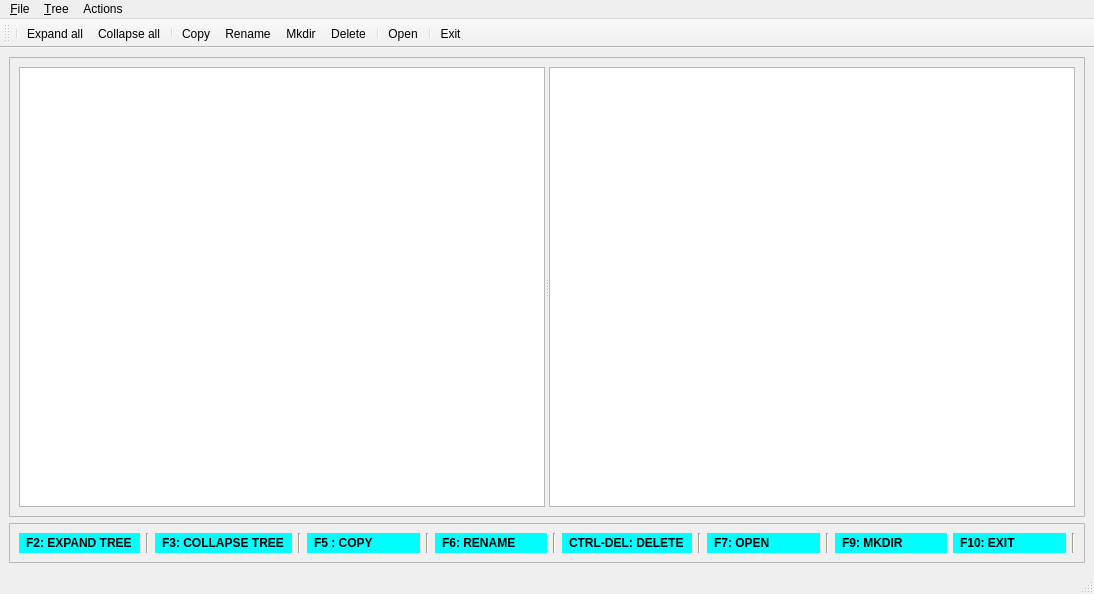
Before: the Qt Designer form mainwindow.ui in vangeytedvg/DenkaCommander, drawn with Qt 5.
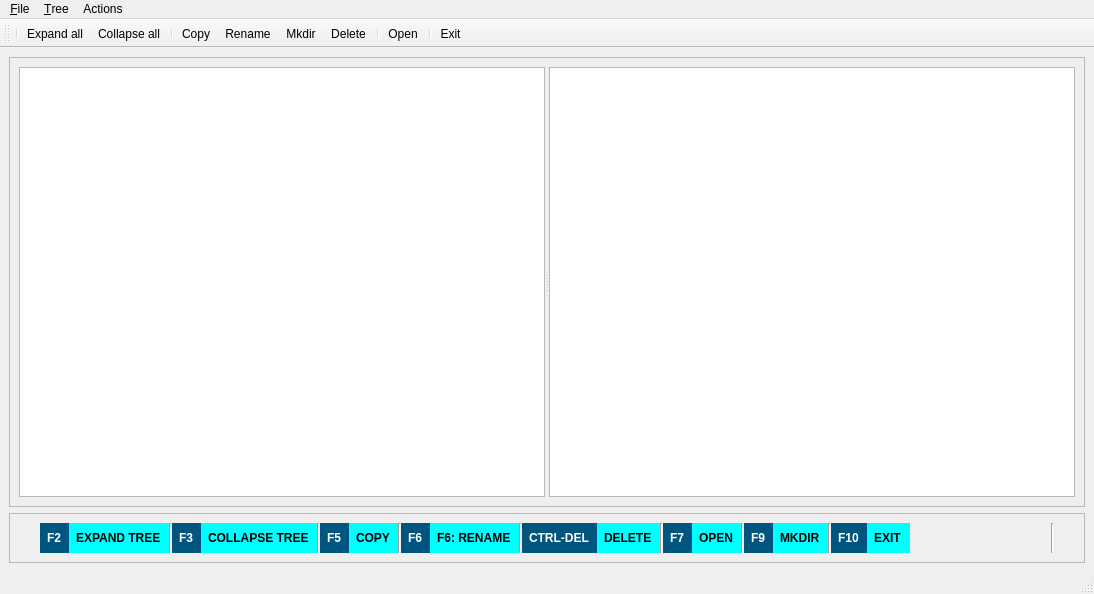
After: the same form once the commit is applied. Icons and pictures are not drawn.

```diff
--- a/mainwindow.ui
+++ b/mainwindow.ui
@@ -100,7 +100,7 @@
       <property name="maximumSize">
        <size>
         <width>16777215</width>
-        <height>40</height>
+        <height>50</height>
        </size>
       </property>
       <property name="frameShape">
@@ -110,6 +110,36 @@
        <enum>QFrame::Raised</enum>
       </property>
       <layout class="QHBoxLayout" name="horizontalLayout_2">
+       <property name="spacing">
+        <number>0</number>
+       </property>
+       <property name="leftMargin">
+        <number>30</number>
+       </property>
+       <property name="rightMargin">
+        <number>30</number>
+       </property>
+       <item>
+        <widget class="QLabel" name="label_F2_2">
+         <property name="baseSize">
+          <size>
+           <width>0</width>
+           <height>0</height>
+          </size>
+         </property>
+         <property name="styleSheet">
+          <string notr="true">color:rgb(255, 255, 255);
+background-color: rgb(0, 85, 127);
+font: bold;
+border: 0px solid #242322;
+spacing: 0px;
+padding: 4px;</string>
+         </property>
+         <property name="text">
+          <string>F2</string>
+         </property>
+        </widget>
+       </item>
        <item>
         <widget class="QLabel" name="label_F2">
          <property name="styleSheet">
@@ -121,17 +151,50 @@
 padding: 4px;</string>
          </property>
          <property name="text">
-          <string>F2: EXPAND TREE</string>
+          <string>EXPAND TREE</string>
          </property>
         </widget>
        </item>
        <item>
         <widget class="Line" name="line">
+         <property name="sizePolicy">
+          <sizepolicy hsizetype="Fixed" vsizetype="Minimum">
+           <horstretch>0</horstretch>
+           <verstretch>0</verstretch>
+          </sizepolicy>
+         </property>
+         <property name="baseSize">
+          <size>
+           <width>0</width>
+           <height>0</height>
+          </size>
+         </property>
+         <property name="lineWidth">
+          <number>1</number>
+         </property>
+         <property name="midLineWidth">
+          <number>0</number>
+         </property>
          <property name="orientation">
           <enum>Qt::Vertical</enum>
          </property>
         </widget>
        </item>
+       <item>
+        <widget class="QLabel" name="label_F2_3">
+         <property name="styleSheet">
+          <string notr="true">color:rgb(255, 255, 255);
+background-color: rgb(0, 85, 127);
+font: bold;
+border: 0px solid #242322;
+spacing: 0px;
+padding: 4px;</string>
+         </property>
+         <property name="text">
+          <string>F3</string>
+         </property>
+        </widget>
+       </item>
        <item>
         <widget class="QLabel" name="label_F3">
          <property name="styleSheet">
@@ -144,7 +207,7 @@
 </string>
          </property>
          <property name="text">
-          <string>F3: COLLAPSE TREE</string>
+          <string>COLLAPSE TREE</string>
          </property>
         </widget>
        </item>
@@ -155,6 +218,21 @@
          </property>
         </widget>
        </item>
+       <item>
+        <widget class="QLabel" name="label_F2_4">
+         <property name="styleSheet">
+          <string notr="true">color:rgb(255, 255, 255);
+background-color: rgb(0, 85, 127);
+font: bold;
+border: 0px solid #242322;
+spacing: 0px;
+padding: 4px;</string>
+         </property>
+         <property name="text">
+          <string>F5</string>
+         </property>
+        </widget>
+       </item>
        <item>
         <widget class="QLabel" name="label_F5">
          <property name="styleSheet">
@@ -166,7 +244,7 @@
 padding: 4px;</string>
          </property>
          <property name="text">
-          <string>F5 : COPY</string>
+          <string>COPY</string>
          </property>
         </widget>
        </item>
@@ -177,6 +255,21 @@
          </property>
         </widget>
        </item>
+       <item>
+        <widget class="QLabel" name="label_F2_5">
+         <property name="styleSheet">
+          <string notr="true">color:rgb(255, 255, 255);
+background-color: rgb(0, 85, 127);
+font: bold;
+border: 0px solid #242322;
+spacing: 0px;
+padding: 4px;</string>
+         </property>
+         <property name="text">
+          <string>F6</string>
+         </property>
+        </widget>
+       </item>
        <item>
         <widget class="QLabel" name="label_F6">
          <property name="styleSheet">
@@ -199,6 +292,21 @@
          </property>
         </widget>
        </item>
+       <item>
+        <widget class="QLabel" name="label_F2_6">
+         <property name="styleSheet">
+          <string notr="true">color:rgb(255, 255, 255);
+background-color: rgb(0, 85, 127);
+font: bold;
+border: 0px solid #242322;
+spacing: 0px;
+padding: 4px;</string>
+         </property>
+         <property name="text">
+          <string>CTRL-DEL</string>
+         </property>
+        </widget>
+       </item>
        <item>
         <widget class="QLabel" name="label_CTRLDEL">
          <property name="styleSheet">
@@ -210,7 +318,7 @@
 padding: 4px;</string>
          </property>
          <property name="text">
-          <string>CTRL-DEL: DELETE</string>
+          <string>DELETE</string>
          </property>
         </widget>
        </item>
@@ -221,6 +329,21 @@
          </property>
         </widget>
        </item>
+       <item>
+        <widget class="QLabel" name="label_F2_7">
+         <property name="styleSheet">
+          <string notr="true">color:rgb(255, 255, 255);
+background-color: rgb(0, 85, 127);
+font: bold;
+border: 0px solid #242322;
+spacing: 0px;
+padding: 4px;</string>
+         </property>
+         <property name="text">
+          <string>F7</string>
+         </property>
+        </widget>
+       </item>
        <item>
         <widget class="QLabel" name="label_F7">
          <property name="styleSheet">
@@ -232,7 +355,7 @@
 padding: 4px;</string>
          </property>
          <property name="text">
-          <string>F7: OPEN</string>
+          <string>OPEN</string>
          </property>
         </widget>
        </item>
@@ -243,6 +366,21 @@
          </property>
         </widget>
        </item>
+       <item>
+        <widget class="QLabel" name="label_F2_8">
+         <property name="styleSheet">
+          <string notr="true">color:rgb(255, 255, 255);
+background-color: rgb(0, 85, 127);
+font: bold;
+border: 0px solid #242322;
+spacing: 0px;
+padding: 4px;</string>
+         </property>
+         <property name="text">
+          <string>F9</string>
+         </property>
+        </widget>
+       </item>
        <item>
         <widget class="QLabel" name="label_F9">
          <property name="styleSheet">
@@ -254,7 +392,29 @@
 padding: 4px;</string>
          </property>
          <property name="text">
-          <string>F9: MKDIR</string>
+          <string>MKDIR</string>
+         </property>
+        </widget>
+       </item>
+       <item>
+        <widget class="Line" name="line_8">
+         <property name="orientation">
+          <enum>Qt::Vertical</enum>
+         </property>
+        </widget>
+       </item>
+       <item>
+        <widget class="QLabel" name="label_F2_9">
+         <property name="styleSheet">
+          <string notr="true">color:rgb(255, 255, 255);
+background-color: rgb(0, 85, 127);
+font: bold;
+border: 0px solid #242322;
+spacing: 0px;
+padding: 4px;</string>
+         </property>
+         <property name="text">
+          <string>F10</string>
          </property>
         </widget>
        </item>
@@ -269,10 +429,23 @@
 padding: 4px;</string>
          </property>
          <property name="text">
-          <string>F10: EXIT</string>
+          <string>EXIT</string>
          </property>
         </widget>
        </item>
+       <item>
+        <spacer name="horizontalSpacer">
+         <property name="orientation">
+          <enum>Qt::Horizontal</enum>
+         </property>
+         <property name="sizeHint" stdset="0">
+          <size>
+           <width>40</width>
+           <height>20</height>
+          </size>
+         </property>
+        </spacer>
+       </item>
        <item>
         <widget class="Line" name="line_7">
          <property name="orientation">
```
